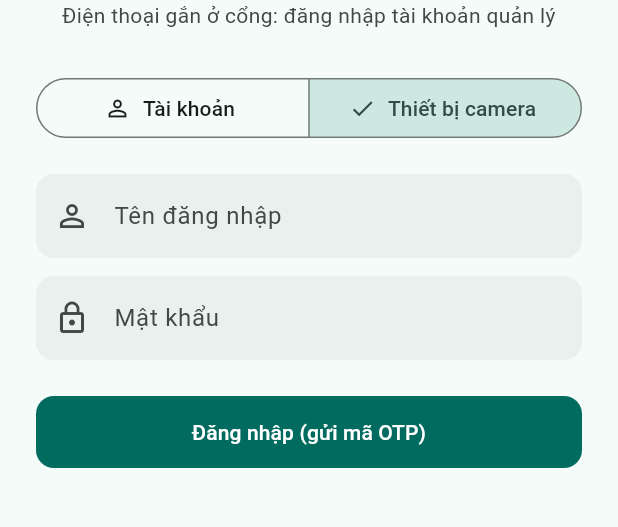
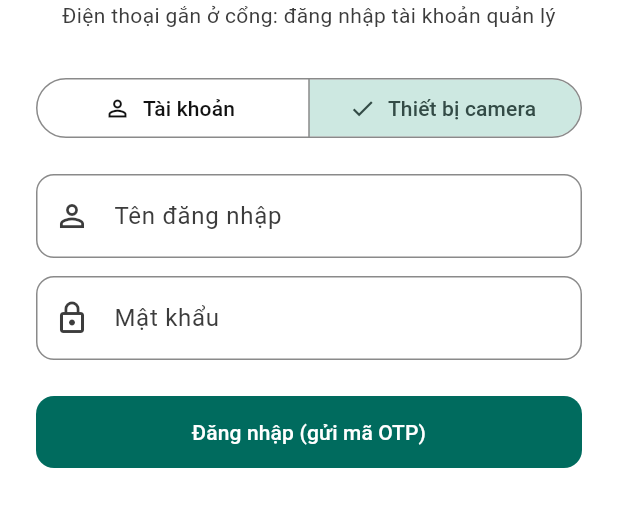
Before and after one commit to huyduong231005-ui/BaiGiuXe, a Flutter app: the screen it shows after launch, after a tap on "Thiết bị camera", on a phone screen of 412 x 824 dp, the part 483-1010 px from its top. Run offline on Flutter 3.47's test engine with Material 3 defaults, Android fonts, the phone set to English and light mode, and no system bars; our stand-ins replace camera, fl_chart, flutter_map, geolocator, google_sign_in, image_picker and 6 more; missing offline and left inert: mobile_scanner, mqtt_client, nfc_manager; network calls fail.

Commit message:
feat(app): giao diện nền trắng tương phản cao, bỏ ghi chú thừa; camera cổng gọn hơn
Luôn nền trắng (kể cả máy bật chế độ tối), chữ gần đen, thẻ/ô nhập viền xám. Bỏ các dòng hướng dẫn không cần thiết. Màn camera: chỉ dẫn 'Mời vào ô' chữ gọn, tự ẩn sau 3s; dòng kết quả tự ẩn sau 5s; lịch sử 2 dòng; không ngắt trạm cổng khi kéo thanh thông báo (chỉ khi app xuống nền).

Co-Authored-By: Claude Opus 5.5 <noreply@anthropic.com>

```diff
--- a/app/lib/main.dart
+++ b/app/lib/main.dart
@@ -38,24 +38,42 @@ Future<void> main() async {
   runApp(const App());
 }
 
-ThemeData _theme(Brightness b) {
-  final s = ColorScheme.fromSeed(seedColor: const Color(0xFF00796B), brightness: b);
+/// Nền trắng, chữ gần đen, viền xám rõ: tương phản cao, dễ nhìn ngoài trời ở cổng.
+ThemeData _theme() {
+  final s = ColorScheme.fromSeed(seedColor: const Color(0xFF00796B)).copyWith(
+    surface: Colors.white,
+    onSurface: const Color(0xFF111111),
+    onSurfaceVariant: const Color(0xFF3C3C3C),
+    outline: const Color(0xFF8A8A8A),
+    outlineVariant: const Color(0xFFD0D0D0),
+  );
   final r12 = BorderRadius.circular(12);
+  final border = OutlineInputBorder(borderRadius: r12, borderSide: BorderSide(color: s.outline));
   return ThemeData(
     colorScheme: s,
     useMaterial3: true,
-    appBarTheme: AppBarTheme(centerTitle: true, backgroundColor: s.surface, scrolledUnderElevation: 1),
+    scaffoldBackgroundColor: Colors.white,
+    appBarTheme: const AppBarTheme(
+      centerTitle: true,
+      backgroundColor: Colors.white,
+      foregroundColor: Color(0xFF111111),
+      surfaceTintColor: Colors.transparent,
+      scrolledUnderElevation: 1,
+    ),
+    navigationBarTheme: NavigationBarThemeData(backgroundColor: Colors.white, indicatorColor: s.primaryContainer),
     cardTheme: CardThemeData(
       elevation: 0,
-      color: s.surfaceContainerLow,
+      color: Colors.white,
       margin: const EdgeInsets.symmetric(vertical: 4),
-      shape: RoundedRectangleBorder(borderRadius: BorderRadius.circular(16)),
+      shape: RoundedRectangleBorder(borderRadius: BorderRadius.circular(14), side: BorderSide(color: s.outlineVariant)),
       clipBehavior: Clip.antiAlias,
     ),
+    dividerTheme: DividerThemeData(color: s.outlineVariant),
     inputDecorationTheme: InputDecorationTheme(
       filled: true,
-      fillColor: s.surfaceContainerHighest.withValues(alpha: 0.5),
-      border: OutlineInputBorder(borderRadius: r12, borderSide: BorderSide.none),
+      fillColor: Colors.white,
+      border: border,
+      enabledBorder: border,
       focusedBorder: OutlineInputBorder(borderRadius: r12, borderSide: BorderSide(color: s.primary, width: 2)),
     ),
     filledButtonTheme: FilledButtonThemeData(
@@ -79,8 +97,8 @@ class App extends StatelessWidget {
   Widget build(BuildContext context) => MaterialApp(
         navigatorKey: navigatorKey,
         title: 'Bãi giữ xe',
-        theme: _theme(Brightness.light),
-        darkTheme: _theme(Brightness.dark),
+        theme: _theme(),
+        themeMode: ThemeMode.light, // luôn nền trắng, kể cả máy đang bật chế độ tối
         // Mọi thứ qua REST API. ĐT gắn ở cổng đăng nhập tài khoản quản lý ở chế độ "Thiết bị camera"
         // rồi chọn vai trò của máy (camera cổng vào / ra / cả 2, hoặc quản lý).
         home: ValueListenableBuilder<ApiUser?>(
--- a/app/lib/screens/customer_screen.dart
+++ b/app/lib/screens/customer_screen.dart
@@ -362,7 +362,7 @@ class _TicketQrState extends State<_TicketQr> {
             else
               SizedBox(height: 240, child: Center(child: error != null ? Text(error!) : const CircularProgressIndicator())),
             const SizedBox(height: 8),
-            const Text('Đưa mã cho bảo vệ / quản lý quét. Mã tự đổi sau mỗi 10 phút.', textAlign: TextAlign.center),
+            const Text('Đưa mã cho bảo vệ quét', textAlign: TextAlign.center),
           ]),
         ),
         actions: [TextButton(onPressed: () => Navigator.pop(context), child: const Text('Đóng'))],
@@ -584,7 +584,7 @@ class _RequestFormState extends State<RequestForm> {
               controller: plate,
               enabled: !renew,
               textCapitalization: TextCapitalization.characters,
-              decoration: const InputDecoration(labelText: 'Biển số xe', prefixIcon: Icon(Icons.pin_outlined), helperText: 'VD: 59X1-123.45'),
+              decoration: const InputDecoration(labelText: 'Biển số xe', prefixIcon: Icon(Icons.pin_outlined), hintText: '59X1-123.45'),
             ),
             fieldGap,
             TextField(
@@ -596,7 +596,7 @@ class _RequestFormState extends State<RequestForm> {
             TextField(
               controller: apartment,
               textCapitalization: TextCapitalization.characters,
-              decoration: const InputDecoration(labelText: 'Căn hộ', prefixIcon: Icon(Icons.apartment), helperText: 'VD: A1-12.05'),
+              decoration: const InputDecoration(labelText: 'Căn hộ', prefixIcon: Icon(Icons.apartment), hintText: 'A1-12.05'),
             ),
             fieldGap,
             DropdownButtonFormField<String>(
--- a/app/lib/screens/guards_screen.dart
+++ b/app/lib/screens/guards_screen.dart
@@ -78,7 +78,6 @@ class _GuardsScreenState extends State<GuardsScreen> {
               decoration: const InputDecoration(
                 labelText: 'ID vân tay (1-300)',
                 prefixIcon: Icon(Icons.fingerprint),
-                helperText: 'Tự điền khi đăng ký ở ESP32, thường để trống',
               ),
               keyboardType: TextInputType.number,
             ),
@@ -160,9 +159,6 @@ class _GuardsScreenState extends State<GuardsScreen> {
                 const Text('Chấm công vào/ra ca: C → đặt vân tay, hoặc nhập PIN → #.'),
                 const Text('Đăng ký vân tay: B → PIN của bảo vệ → #, đặt ngón tay, nhấc ra, đặt lại.'),
                 const Text('Khi đang nhập PIN: C xoá 1 số · * xoá hết · D huỷ.'),
-                const SizedBox(height: 4),
-                Text('Đăng ký cần ĐT cổng ra đang mở app. Kéo xuống để làm mới sau khi đăng ký.',
-                    style: t.bodySmall?.copyWith(color: s.onSecondaryContainer)),
               ]),
             ),
           ),
--- a/app/lib/screens/layout_editor_screen.dart
+++ b/app/lib/screens/layout_editor_screen.dart
@@ -167,7 +167,6 @@ class _LayoutEditorScreenState extends State<LayoutEditorScreen> {
   @override
   Widget build(BuildContext context) {
     final s = Theme.of(context).colorScheme;
-    final t = Theme.of(context).textTheme;
     final zoneType = {for (final z in zones) z['name'] as String: z['vehicle_type'] as String};
     final brushes = <(String, String, Color)>[
       ('=', 'Đường 2 chiều', LotPainter.asphalt),
@@ -191,9 +190,6 @@ class _LayoutEditorScreenState extends State<LayoutEditorScreen> {
       body: SafeArea(
         top: false,
         child: ListView(padding: const EdgeInsets.all(12), children: [
-          Text('Chọn cọ rồi chạm hoặc kéo ngón tay trên lưới. Ô đậu vẽ bằng chữ của khu, phải nằm sát đường đi; '
-              'cần ít nhất 1 lối vào và 1 lối ra ở mép bãi. Đường 1 chiều: xe chỉ chạy theo mũi tên, chỉ đường cũng theo mũi tên.', style: t.bodySmall),
-          const SizedBox(height: 8),
           Wrap(spacing: 6, runSpacing: 6, children: [
             for (final (ch, label, color) in brushes)
               GestureDetector(
@@ -207,8 +203,6 @@ class _LayoutEditorScreenState extends State<LayoutEditorScreen> {
               ),
             ActionChip(avatar: const Icon(Icons.add, size: 18), label: const Text('Thêm khu'), onPressed: _addZone),
           ]),
-          const SizedBox(height: 4),
-          Text('Nhấn giữ một khu để xoá khu.', style: t.labelSmall?.copyWith(color: s.onSurfaceVariant)),
           const SizedBox(height: 10),
           LayoutBuilder(builder: (context, box) {
             final cell = box.maxWidth / grid[0].length;
--- a/app/lib/screens/login_screen.dart
+++ b/app/lib/screens/login_screen.dart
@@ -62,7 +62,6 @@ class _LoginScreenState extends State<LoginScreen> {
   @override
   Widget build(BuildContext context) {
     final s = Theme.of(context).colorScheme;
-    final t = Theme.of(context).textTheme;
     return _AuthScaffold(
       icon: Icons.local_parking,
       title: 'Bãi giữ xe',
@@ -114,8 +113,6 @@ class _LoginScreenState extends State<LoginScreen> {
               onPressed: () => Navigator.push(context, MaterialPageRoute(builder: (_) => const RegisterScreen())),
               child: const Text('Chưa có tài khoản? Đăng ký'),
             ),
-            Text('Lần đầu mở có thể chờ ~50 giây để máy chủ thức dậy.',
-                textAlign: TextAlign.center, style: t.bodySmall?.copyWith(color: s.onSurfaceVariant)),
           ],
         ]),
       ),
--- a/app/lib/screens/settings_screen.dart
+++ b/app/lib/screens/settings_screen.dart
@@ -256,7 +256,6 @@ class _SettingsScreenState extends State<SettingsScreen> {
         decoration: const InputDecoration(
           labelText: 'Toạ độ (vĩ độ, kinh độ)',
           prefixIcon: Icon(Icons.my_location),
-          helperText: 'Google Maps: nhấn giữ vị trí bãi, chép dãy số hiện ra',
         ),
       ),
       const SizedBox(height: 12),
```
Also changed, not shown: app/lib/screens/camera_screen.dart (+18 -25 lines).
